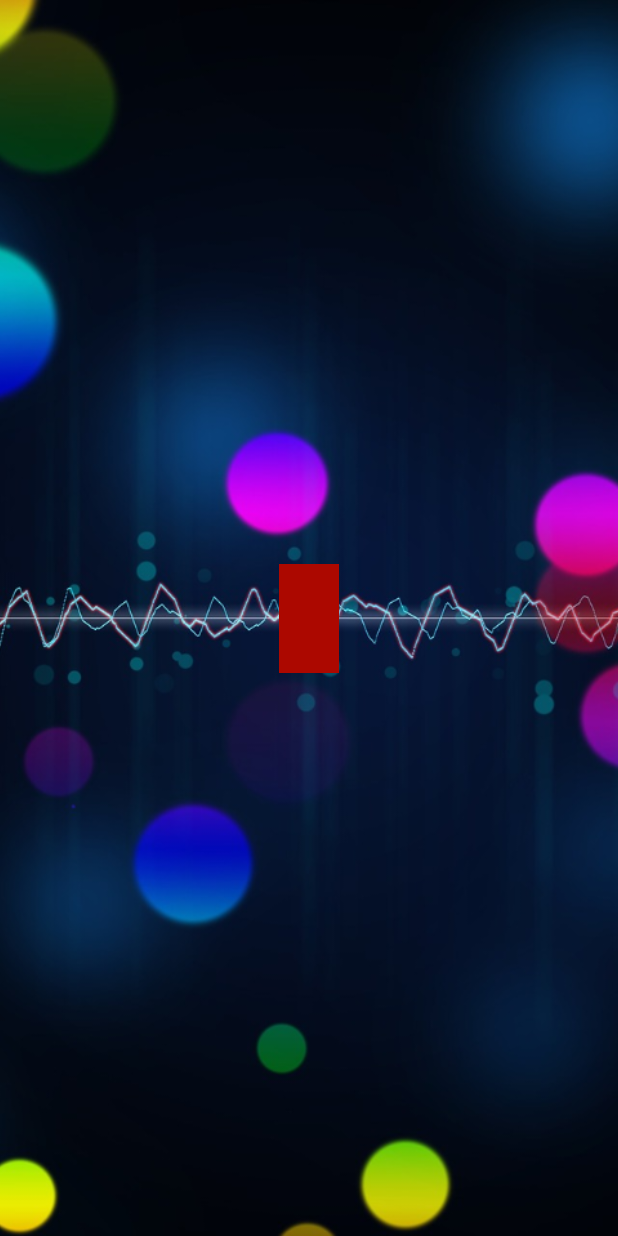
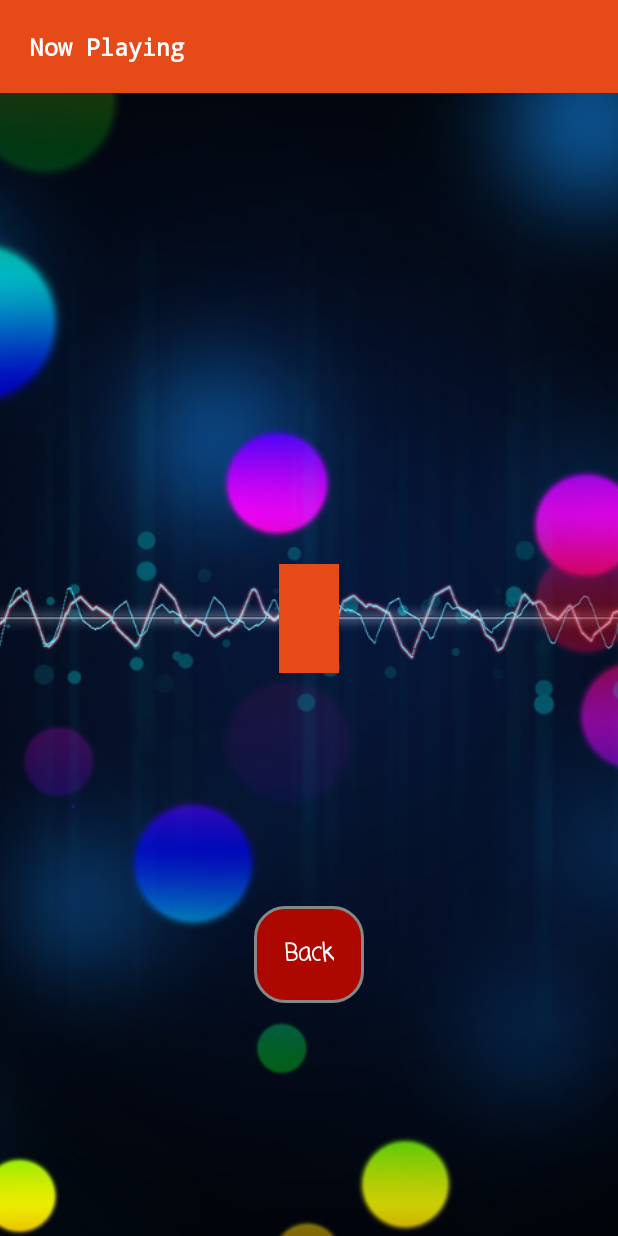
Before and after one commit to n13costas/MusicApp, an Android app: the DetailsActivity screen opened directly, with no data from a screen before it, on a phone screen of 412 x 824 dp. Run offline under Robolectric (Android 15) with nearby library versions, the phone set to English and light mode, and no system bars.

Commit message:
Added activities labels and back to list button functionality

```diff
--- a/app/src/main/AndroidManifest.xml
+++ b/app/src/main/AndroidManifest.xml
@@ -12,12 +12,15 @@
         <activity android:name=".MainActivity">
             <intent-filter>
                 <action android:name="android.intent.action.MAIN" />
-
                 <category android:name="android.intent.category.LAUNCHER" />
             </intent-filter>
         </activity>
-        <activity android:name=".MusicListActivity" />
-        <activity android:name=".DetailsActivity"></activity>
+        <activity
+            android:name=".MusicListActivity"
+            android:label="@string/app_list_header" />
+        <activity
+            android:name=".DetailsActivity"
+            android:label="@string/app_details_header" />
     </application>
 
 </manifest>
--- a/app/src/main/java/com/example/android/musicapp/DetailsActivity.java
+++ b/app/src/main/java/com/example/android/musicapp/DetailsActivity.java
@@ -3,6 +3,7 @@ package com.example.android.musicapp;
 import android.content.Intent;
 import android.support.v7.app.AppCompatActivity;
 import android.os.Bundle;
+import android.view.View;
 import android.widget.TextView;
 
 public class DetailsActivity extends AppCompatActivity {
@@ -27,5 +28,14 @@ public class DetailsActivity extends AppCompatActivity {
 
         TextView detailsYear = findViewById(R.id.detailsYear);
         detailsYear.setText(songYear);
+
+        // Go back to list view
+        TextView backButton = findViewById(R.id.backButton);
+        backButton.setOnClickListener(new View.OnClickListener() {
+            @Override
+            public void onClick(View v) {
+                finish();
+            }
+        });
     }
 }
--- /dev/null
+++ b/app/src/main/res/drawable/rounded_buttons.xml
@@ -0,0 +1,20 @@
+<?xml version="1.0" encoding="utf-8"?>
+<shape xmlns:android="http://schemas.android.com/apk/res/android" android:shape="rectangle" >
+    <corners
+        android:radius="20dp"
+        />
+    <solid
+        android:color="#ac0800"
+        />
+    <padding
+        android:left="0dp"
+        android:top="0dp"
+        android:right="0dp"
+        android:bottom="0dp"
+        />
+
+    <stroke
+        android:width="2dp"
+        android:color="#878787"
+        />
+</shape>
--- a/app/src/main/res/layout/activity_details.xml
+++ b/app/src/main/res/layout/activity_details.xml
@@ -15,13 +15,25 @@
         android:src="@drawable/music_app_bg" />
 
     <TextView
+        android:id="@+id/detailsHeader"
+        android:layout_width="match_parent"
+        android:layout_height="wrap_content"
+        android:background="@color/colorPrimary"
+        android:padding="@dimen/spaceLarge"
+        android:text="@string/app_details_header"
+        android:textColor="@color/colorWhite"
+        android:textStyle="bold"
+        android:textSize="@dimen/fontMedium"
+        android:fontFamily="monospace" />
+
+    <TextView
         android:id="@+id/detailsName"
         android:layout_width="wrap_content"
         android:layout_height="wrap_content"
         android:layout_marginEnd="8dp"
         android:layout_marginStart="8dp"
         android:background="@color/colorPrimaryDark"
-        android:backgroundTint="@color/colorPrimaryDark"
+        android:backgroundTint="@color/colorPrimary"
         android:fontFamily="monospace"
         android:padding="@dimen/spaceLarge"
         android:textAlignment="center"
@@ -58,7 +70,24 @@
         android:textColor="@color/colorWhite"
         android:textSize="@dimen/fontMedium"
         android:textStyle="bold"
+        app:layout_constraintBottom_toTopOf="@+id/detailsName"
+        app:layout_constraintTop_toBottomOf="@+id/detailsGroup"/>
+
+    <TextView
+        android:id="@+id/backButton"
+        android:layout_width="wrap_content"
+        android:layout_height="wrap_content"
+        android:background="@drawable/rounded_buttons"
+        android:fontFamily="casual"
+        android:padding="@dimen/spaceLarge"
+        android:textSize="@dimen/fontMedium"
+        android:textAlignment="center"
+        android:text="@string/app_back"
+        android:textColor="@color/colorWhite"
+        android:textStyle="bold"
         app:layout_constraintBottom_toBottomOf="parent"
-        app:layout_constraintTop_toBottomOf="@+id/detailsName"/>
+        app:layout_constraintEnd_toEndOf="parent"
+        app:layout_constraintStart_toStartOf="parent"
+        app:layout_constraintTop_toBottomOf="@id/detailsName" />
 
 </android.support.constraint.ConstraintLayout>
--- a/app/src/main/res/layout/activity_main.xml
+++ b/app/src/main/res/layout/activity_main.xml
@@ -34,13 +34,14 @@
         android:id="@+id/textStart"
         android:layout_width="wrap_content"
         android:layout_height="wrap_content"
-        android:background="@color/colorPrimaryDark"
         android:fontFamily="casual"
         android:padding="@dimen/spaceMedium"
+        android:textAlignment="center"
         android:textSize="@dimen/fontLarge"
         android:text="@string/app_start"
         android:textColor="@color/colorWhite"
         android:textStyle="bold"
+        android:background="@drawable/rounded_buttons"
         app:layout_constraintBottom_toBottomOf="parent"
         app:layout_constraintEnd_toEndOf="parent"
         app:layout_constraintStart_toStartOf="parent"
--- a/app/src/main/res/values/strings.xml
+++ b/app/src/main/res/values/strings.xml
@@ -3,4 +3,6 @@
     <string name="app_motto">Music Heaven</string>
     <string name="app_start">Load Songs</string>
     <string name="app_list_header">Music Heaven List</string>
+    <string name="app_details_header">Now Playing</string>
+    <string name="app_back">Back</string>
 </resources>
```
